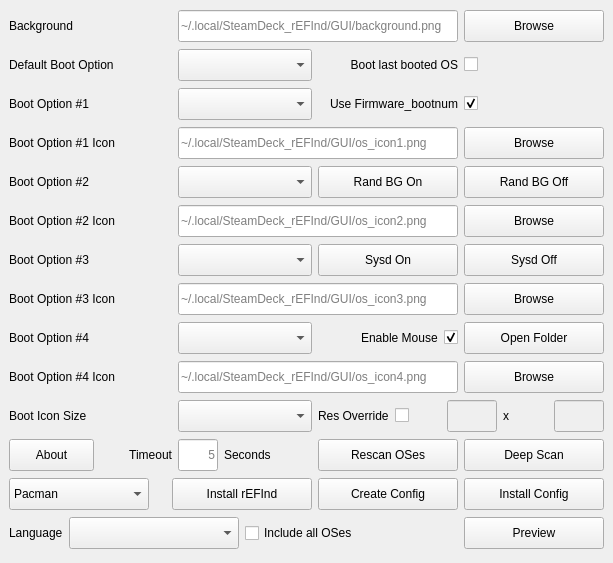
Before: the Qt Designer form GUI/src/mainwindow.ui in jlobue10/SteamDeck_rEFInd, drawn with Qt 5.
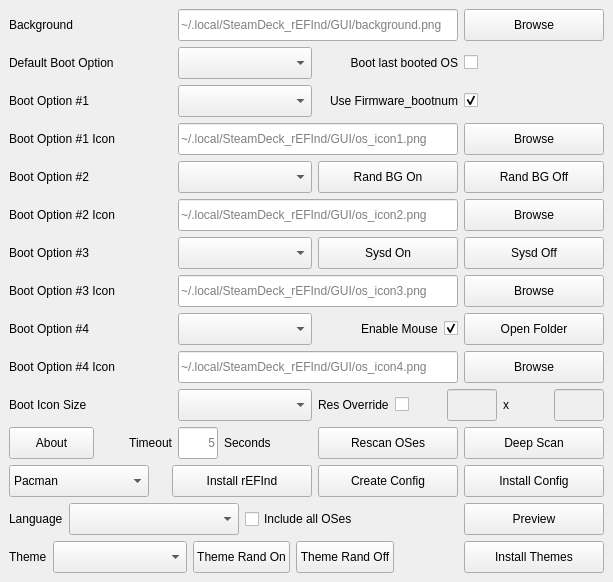
After: the same form once the commit is applied. Icons and pictures are not drawn.

Commit message: GUI: Theme combo, Install Themes, and Theme Rand On/Off

```diff
--- a/GUI/src/mainwindow.ui
+++ b/GUI/src/mainwindow.ui
@@ -856,6 +856,118 @@
        </item>
       </layout>
      </item>
+     <item row="14" column="0" colspan="6">
+      <layout class="QHBoxLayout" name="themeRowLayout">
+       <item>
+        <widget class="QLabel" name="Theme_label">
+         <property name="text">
+          <string>Theme</string>
+         </property>
+        </widget>
+       </item>
+       <item>
+        <widget class="QComboBox" name="Theme_comboBox">
+         <property name="minimumSize">
+          <size>
+           <width>134</width>
+           <height>32</height>
+          </size>
+         </property>
+         <property name="maximumSize">
+          <size>
+           <width>16777215</width>
+           <height>32</height>
+          </size>
+         </property>
+         <property name="sizeAdjustPolicy">
+          <enum>QComboBox::AdjustToContents</enum>
+         </property>
+         <property name="toolTip">
+          <string>rEFInd theme applied by Create Config: None keeps the classic look, Random picks an installed theme each time the config is created</string>
+         </property>
+        </widget>
+       </item>
+       <item>
+        <widget class="QPushButton" name="Theme_Rand_On_pushButton">
+         <property name="minimumSize">
+          <size>
+           <width>92</width>
+           <height>32</height>
+          </size>
+         </property>
+         <property name="maximumSize">
+          <size>
+           <width>16777215</width>
+           <height>32</height>
+          </size>
+         </property>
+         <property name="toolTip">
+          <string>Enable theme randomizer service (picks a random theme on every boot)</string>
+         </property>
+         <property name="text">
+          <string>Theme Rand On</string>
+         </property>
+        </widget>
+       </item>
+       <item>
+        <widget class="QPushButton" name="Theme_Rand_Off_pushButton">
+         <property name="minimumSize">
+          <size>
+           <width>92</width>
+           <height>32</height>
+          </size>
+         </property>
+         <property name="maximumSize">
+          <size>
+           <width>16777215</width>
+           <height>32</height>
+          </size>
+         </property>
+         <property name="toolTip">
+          <string>Disable theme randomizer service</string>
+         </property>
+         <property name="text">
+          <string>Theme Rand Off</string>
+         </property>
+        </widget>
+       </item>
+       <item>
+        <spacer name="themeRowSpacer">
+         <property name="orientation">
+          <enum>Qt::Horizontal</enum>
+         </property>
+         <property name="sizeHint" stdset="0">
+          <size>
+           <width>0</width>
+           <height>0</height>
+          </size>
+         </property>
+        </spacer>
+       </item>
+       <item>
+        <widget class="QPushButton" name="Install_Themes_pushButton">
+         <property name="minimumSize">
+          <size>
+           <width>140</width>
+           <height>32</height>
+          </size>
+         </property>
+         <property name="maximumSize">
+          <size>
+           <width>16777215</width>
+           <height>32</height>
+          </size>
+         </property>
+         <property name="toolTip">
+          <string>Copy the themes folder to the EFI System Partition (needed once before an installed theme can render)</string>
+         </property>
+         <property name="text">
+          <string>Install Themes</string>
+         </property>
+        </widget>
+       </item>
+      </layout>
+     </item>
      <item row="12" column="0" colspan="6">
       <layout class="QHBoxLayout" name="horizontalLayout_2">
        <item>
```
The commit also changes 27 other files.
